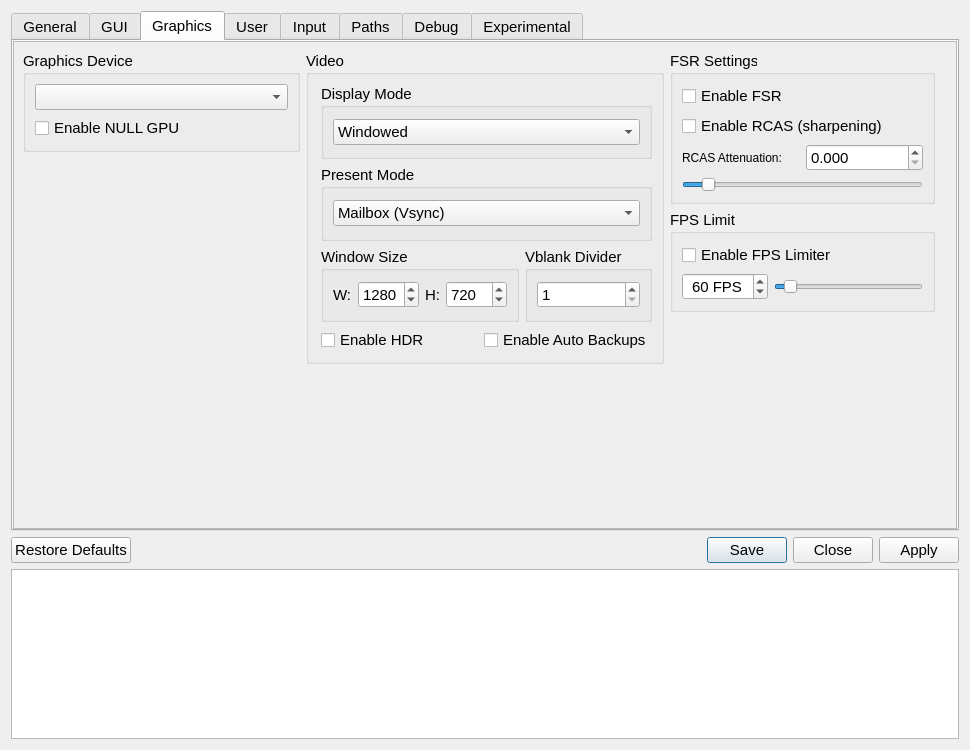
The window that src/qt_gui/settings_dialog.ui (diegolix29/shadPS4) describes before a commit, drawn with Qt 5.
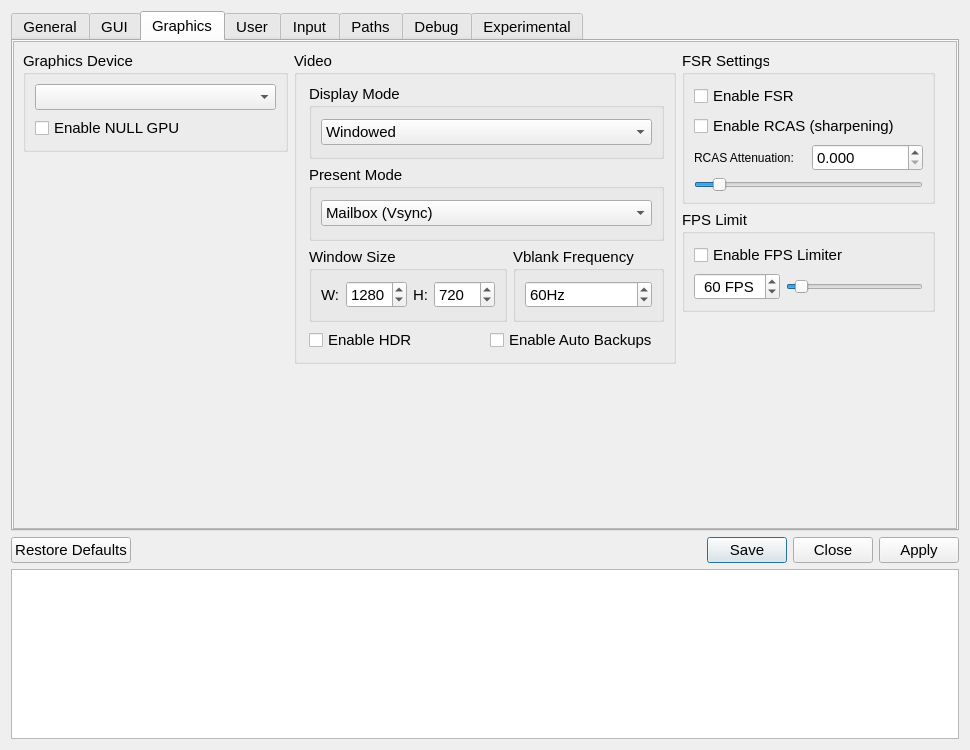
The same window after the commit. The open tabs and pages were chosen to show the change. Icons and pictures are not drawn.

Commit message: Changing vblank divider to vblank frequency but leaving fps limiter too

Patch:
```diff
--- a/src/qt_gui/settings_dialog.ui
+++ b/src/qt_gui/settings_dialog.ui
@@ -1138,7 +1138,7 @@
                  <item>
                   <widget class="QGroupBox" name="heightDivider">
                    <property name="title">
-                    <string>Vblank Divider</string>
+                    <string>Vblank Frequency</string>
                    </property>
                    <layout class="QVBoxLayout" name="vblankLayout">
                     <item>
@@ -1146,6 +1146,12 @@
                       <property name="frame">
                        <bool>true</bool>
                       </property>
+						 <property name="alignment">
+							 <set>Qt::AlignmentFlag::AlignLeading|Qt::AlignmentFlag::AlignLeft|Qt::AlignmentFlag::AlignVCenter</set>
+						 </property>
+						 <property name="specialValueText">
+							 <string/>
+						 </property>
                       <property name="accelerated">
                        <bool>true</bool>
                       </property>
@@ -1155,6 +1161,9 @@
                       <property name="keyboardTracking">
                        <bool>false</bool>
                       </property>
+					  <property name="suffix">
+						  <string>Hz</string>
+					  </property>
                       <property name="minimum">
                        <number>1</number>
                       </property>
@@ -1162,7 +1171,7 @@
                        <number>9999</number>
                       </property>
                       <property name="value">
-                       <number>1</number>
+                       <number>60</number>
                       </property>
                      </widget>
                     </item>
```
Lines whose indentation alone changed are shown as unchanged. The commit also changes 5 other files.
